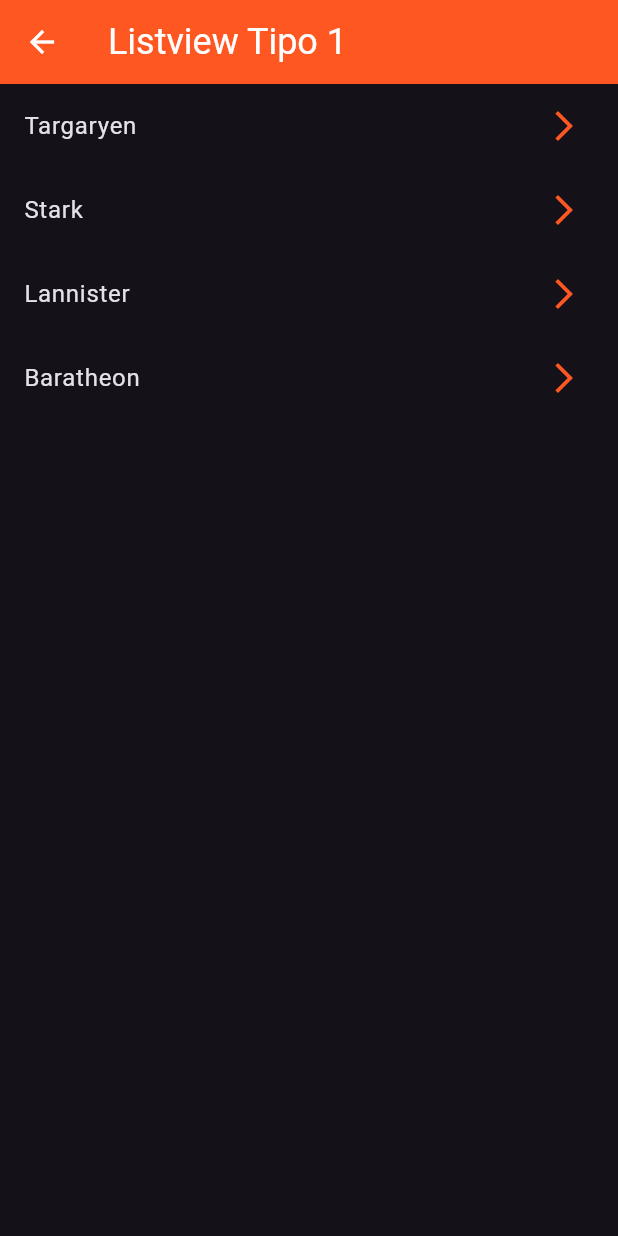
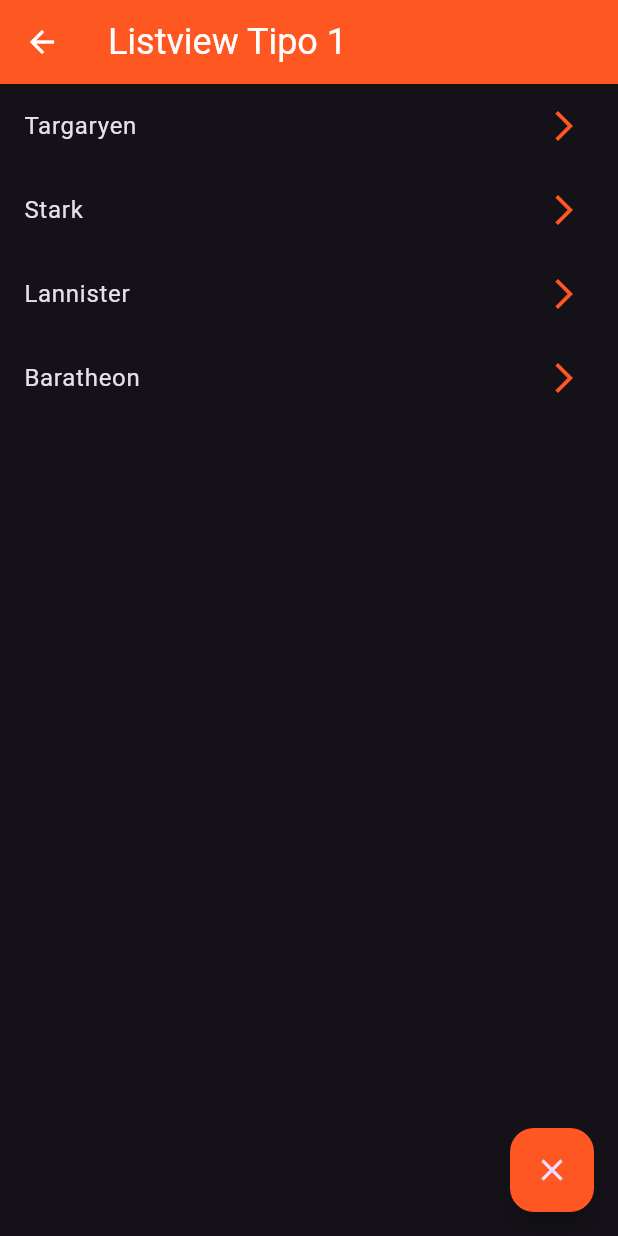
Before and after one commit to jeroen1010/fl_components, a Flutter app: the Listview1Screen screen opened by its route, on a phone screen of 412 x 824 dp. Run offline on Flutter 3.47's test engine with Material 3 defaults, Android fonts, the phone set to English and light mode, and no system bars.

Commit message:
Botón de cerrar en el list view tipo 1

```diff
--- a/lib/screens/listview1_screen.dart
+++ b/lib/screens/listview1_screen.dart
@@ -22,7 +22,11 @@ class Listview1Screen extends StatelessWidget {
           ).toList()
 
         ],
-      )
+      ),
+      floatingActionButton: FloatingActionButton(
+        child: const Icon(Icons.close),
+        onPressed: () => Navigator.pop(context)
+      ),
     );
   }
 }
--- a/lib/screens/listview2_screen.dart
+++ b/lib/screens/listview2_screen.dart
@@ -11,7 +11,6 @@ class Listview2Screen extends StatelessWidget {
     return Scaffold(
       appBar: AppBar(
         title: const Text('Listview Tipo 2'),
-        backgroundColor: Colors.blueAccent,
       ),
       body: ListView.separated(
         itemBuilder: (context, index) => ListTile(
--- a/lib/theme/app_theme.dart
+++ b/lib/theme/app_theme.dart
@@ -20,6 +20,10 @@ class AppTheme {
         //TetxButton Theme
         textButtonTheme: TextButtonThemeData(
           style: TextButton.styleFrom(foregroundColor: primary)
+        ),
+        floatingActionButtonTheme: const FloatingActionButtonThemeData(
+          backgroundColor: primary,
+          elevation: 5
         )
   );
 }
```
Also changed, not shown: lib/screens/alert_screen.dart (+6 -2 lines).
